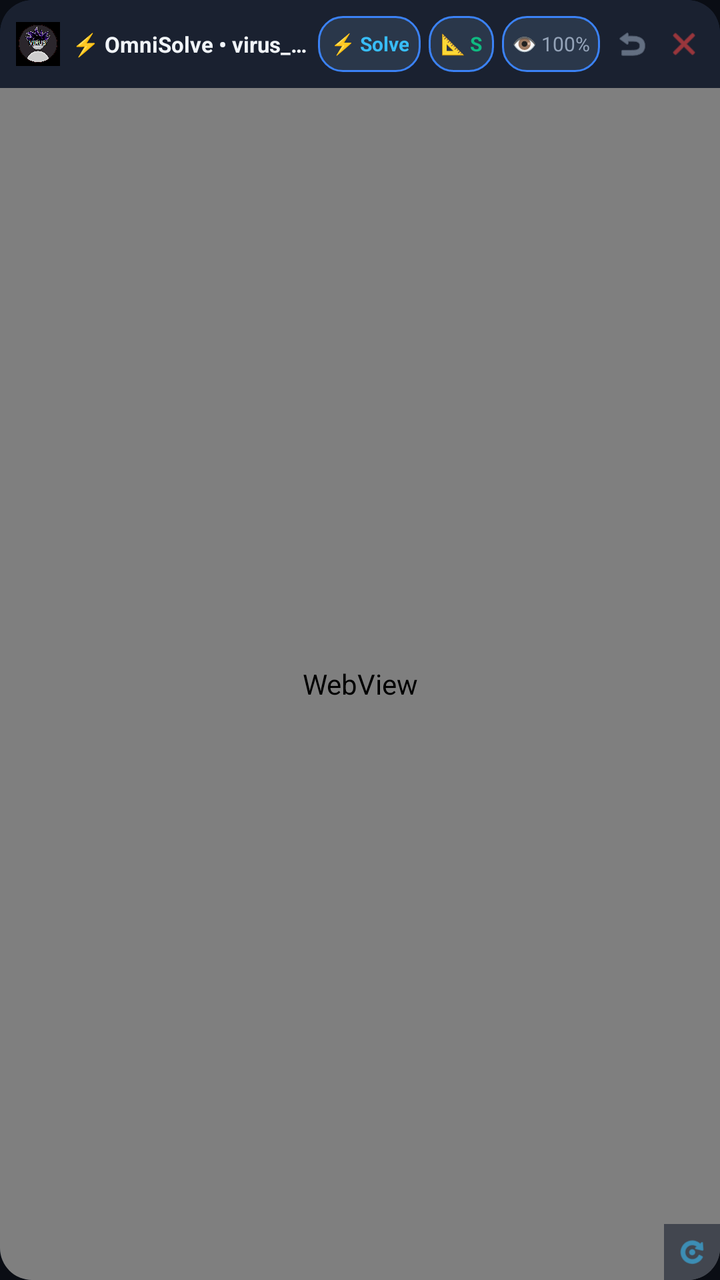
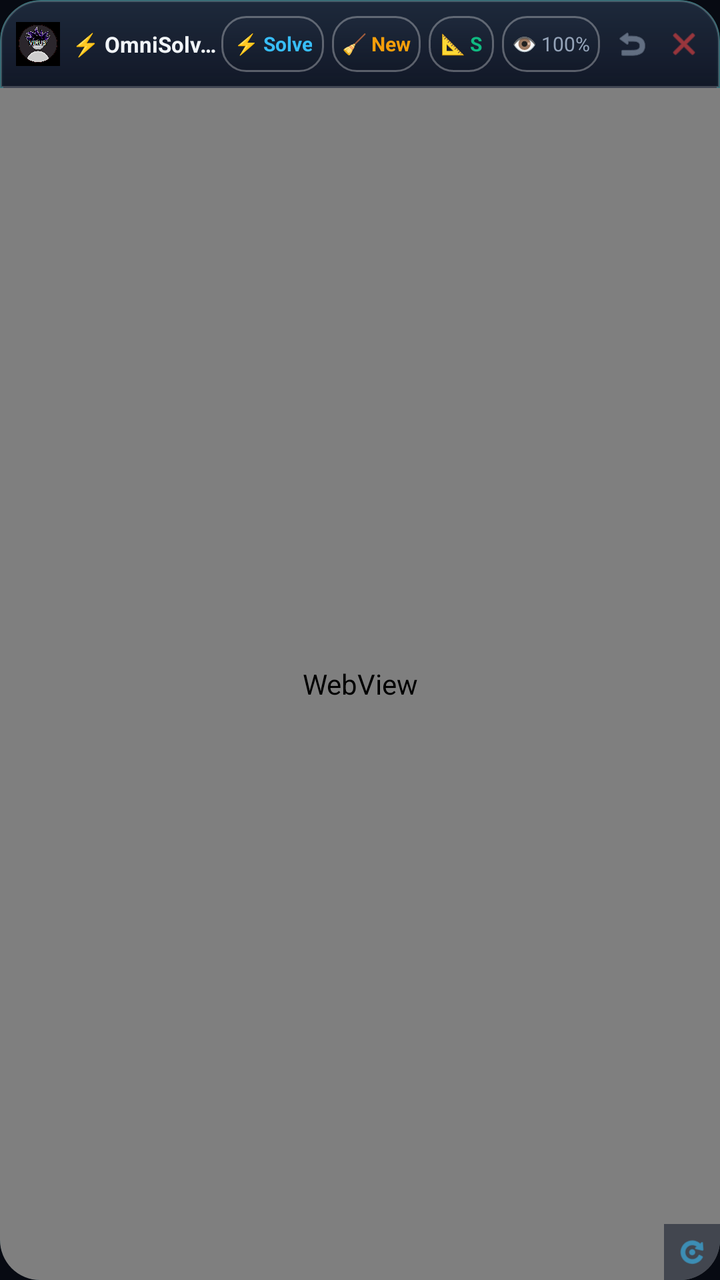

The first picture is an Android layout as it rendered before a commit; the second is the same layout after the commit. The layout source and the unified diff follow.
<!-- AndroidManifest.xml: application theme Theme.OmniSolveOverlay -->
<!-- res/layout/layout_floating_gemini_window.xml -->
<?xml version="1.0" encoding="utf-8"?>
<LinearLayout xmlns:android="http://schemas.android.com/apk/res/android"
    android:id="@+id/gemini_window_root"
    android:layout_width="match_parent"
    android:layout_height="match_parent"
    android:orientation="vertical"
    android:background="@drawable/bg_gemini_window"
    android:elevation="20dp"
    android:clipToOutline="true">

    
    <LinearLayout
        android:id="@+id/header_drag_area"
        android:layout_width="match_parent"
        android:layout_height="44dp"
        android:orientation="horizontal"
        android:gravity="center_vertical"
        android:background="@drawable/bg_gemini_header"
        android:paddingStart="8dp"
        android:paddingEnd="6dp">

        
        <ImageView
            android:layout_width="22dp"
            android:layout_height="22dp"
            android:src="@drawable/ic_virus_avatar"
            android:layout_marginEnd="6dp" />

        <TextView
            android:layout_width="0dp"
            android:layout_height="wrap_content"
            android:layout_weight="1"
            android:text="⚡ OmniSolve • virus_boss"
            android:textColor="#F1F5F9"
            android:textSize="11sp"
            android:textStyle="bold"
            android:ellipsize="end"
            android:singleLine="true" />

        
        <TextView
            android:id="@+id/btn_window_scan"
            android:layout_width="wrap_content"
            android:layout_height="28dp"
            android:background="@drawable/bg_chip_action"
            android:gravity="center"
            android:paddingStart="6dp"
            android:paddingEnd="6dp"
            android:text="⚡ Solve"
            android:textColor="#38BDF8"
            android:textSize="10sp"
            android:textStyle="bold"
            android:clickable="true"
            android:focusable="true"
            android:layout_marginEnd="4dp" />

        
        <TextView
            android:id="@+id/btn_window_size"
            android:layout_width="wrap_content"
            android:layout_height="28dp"
            android:background="@drawable/bg_chip_action"
            android:gravity="center"
            android:paddingStart="6dp"
            android:paddingEnd="6dp"
            android:text="📐 S"
            android:textColor="#10B981"
            android:textSize="10sp"
            android:textStyle="bold"
            android:clickable="true"
            android:focusable="true"
            android:layout_marginEnd="4dp" />

        
        <TextView
            android:id="@+id/btn_window_opacity"
            android:layout_width="wrap_content"
            android:layout_height="28dp"
            android:background="@drawable/bg_chip_action"
            android:gravity="center"
            android:paddingStart="5dp"
            android:paddingEnd="5dp"
            android:text="👁 100%"
            android:textColor="#94A3B8"
            android:textSize="10sp"
            android:clickable="true"
            android:focusable="true"
            android:layout_marginEnd="4dp" />

        
        <ImageView
            android:id="@+id/btn_window_minimize"
            android:layout_width="24dp"
            android:layout_height="24dp"
            android:padding="3dp"
            android:src="@android:drawable/ic_menu_revert"
            android:tint="#94A3B8"
            android:clickable="true"
            android:focusable="true"
            android:layout_marginEnd="2dp" />

        
        <ImageView
            android:id="@+id/btn_window_close"
            android:layout_width="24dp"
            android:layout_height="24dp"
            android:padding="3dp"
            android:src="@android:drawable/ic_menu_close_clear_cancel"
            android:tint="#EF4444"
            android:clickable="true"
            android:focusable="true" />

    </LinearLayout>

    
    <ProgressBar
        android:id="@+id/web_progress_bar"
        style="?android:attr/progressBarStyleHorizontal"
        android:layout_width="match_parent"
        android:layout_height="2dp"
        android:indeterminate="false"
        android:max="100"
        android:progressDrawable="@android:drawable/progress_horizontal"
        android:visibility="gone" />

    
    <RelativeLayout
        android:layout_width="match_parent"
        android:layout_height="0dp"
        android:layout_weight="1">

        <WebView
            android:id="@+id/gemini_webview"
            android:layout_width="match_parent"
            android:layout_height="match_parent" />

        
        <FrameLayout
            android:id="@+id/btn_resize_grip"
            android:layout_width="28dp"
            android:layout_height="28dp"
            android:layout_alignParentEnd="true"
            android:layout_alignParentBottom="true"
            android:background="#991A2130"
            android:clickable="true"
            android:focusable="true">

            <ImageView
                android:layout_width="16dp"
                android:layout_height="16dp"
                android:layout_gravity="center"
                android:src="@android:drawable/ic_menu_rotate"
                android:tint="#38BDF8" />
        </FrameLayout>

    </RelativeLayout>

</LinearLayout>
<!-- resources referenced by this layout -->
<resources>
  <!-- drawable bg_chip_action (drawable) -->
  <?xml version="1.0" encoding="utf-8"?>
  <shape xmlns:android="http://schemas.android.com/apk/res/android"
      android:shape="rectangle">
      <solid android:color="#2A374A" />
      <corners android:radius="12dp" />
      <stroke android:width="1dp" android:color="#3B82F6" />
  </shape>
  <!-- drawable bg_gemini_header (drawable) -->
  <?xml version="1.0" encoding="utf-8"?>
  <shape xmlns:android="http://schemas.android.com/apk/res/android"
      android:shape="rectangle">
      <solid android:color="#FF1A2130" />
      <corners
          android:topLeftRadius="16dp"
          android:topRightRadius="16dp"
          android:bottomLeftRadius="0dp"
          android:bottomRightRadius="0dp" />
  </shape>
  <!-- drawable bg_gemini_window (drawable) -->
  <?xml version="1.0" encoding="utf-8"?>
  <shape xmlns:android="http://schemas.android.com/apk/res/android"
      android:shape="rectangle">
      <solid android:color="#F0131722" />
      <corners android:radius="16dp" />
      <stroke android:width="1.5dp" android:color="#443B82F6" />
  </shape>
  <!-- drawable ic_virus_avatar: png bitmap (drawable, 311361 bytes) -->
  <style name="Theme.OmniSolveOverlay" parent="Theme.MaterialComponents.DayNight.NoActionBar">
          <item name="colorPrimary">@color/accent_cyan</item>
          <item name="colorSecondary">@color/accent_emerald</item>
          <item name="android:statusBarColor">@color/bg_dark</item>
          <item name="android:windowBackground">@color/bg_dark</item>
      </style>
  <color name="accent_cyan">#00F2FE</color>
  <color name="accent_emerald">#10B981</color>
  <color name="bg_dark">#0A0D14</color>
</resources>

<!-- the commit's change to res/layout/layout_floating_gemini_window.xml (unified diff, before → after) -->
@@ -48,6 +48,23 @@
             android:paddingEnd="6dp"
             android:text="⚡ Solve"
             android:textColor="#38BDF8"
+            android:textSize="10sp"
+            android:textStyle="bold"
+            android:clickable="true"
+            android:focusable="true"
+            android:layout_marginEnd="4dp" />
+
+        
+        <TextView
+            android:id="@+id/btn_window_new_chat"
+            android:layout_width="wrap_content"
+            android:layout_height="28dp"
+            android:background="@drawable/bg_chip_action"
+            android:gravity="center"
+            android:paddingStart="5dp"
+            android:paddingEnd="5dp"
+            android:text="🧹 New"
+            android:textColor="#F59E0B"
             android:textSize="10sp"
             android:textStyle="bold"
             android:clickable="true"
<!-- resource entries referenced after the edit -->
@@ -4,28 +4,44 @@
   <?xml version="1.0" encoding="utf-8"?>
   <shape xmlns:android="http://schemas.android.com/apk/res/android"
       android:shape="rectangle">
-      <solid android:color="#2A374A" />
+      <gradient
+          android:startColor="#CC1E293B"
+          android:endColor="#B3111827"
+          android:angle="270" />
       <corners android:radius="12dp" />
-      <stroke android:width="1dp" android:color="#3B82F6" />
+      <stroke
+          android:width="1dp"
+          android:color="#4DFFFFFF" />
   </shape>
   <!-- drawable bg_gemini_header (drawable) -->
   <?xml version="1.0" encoding="utf-8"?>
   <shape xmlns:android="http://schemas.android.com/apk/res/android"
       android:shape="rectangle">
-      <solid android:color="#FF1A2130" />
+      <gradient
+          android:startColor="#F21E293B"
+          android:endColor="#E6111827"
+          android:angle="270" />
       <corners
-          android:topLeftRadius="16dp"
-          android:topRightRadius="16dp"
+          android:topLeftRadius="20dp"
+          android:topRightRadius="20dp"
           android:bottomLeftRadius="0dp"
           android:bottomRightRadius="0dp" />
+      <stroke
+          android:width="1dp"
+          android:color="#33FFFFFF" />
   </shape>
   <!-- drawable bg_gemini_window (drawable) -->
   <?xml version="1.0" encoding="utf-8"?>
   <shape xmlns:android="http://schemas.android.com/apk/res/android"
       android:shape="rectangle">
-      <solid android:color="#F0131722" />
-      <corners android:radius="16dp" />
-      <stroke android:width="1.5dp" android:color="#443B82F6" />
+      <gradient
+          android:startColor="#F20F172A"
+          android:endColor="#E6080C16"
+          android:angle="270" />
+      <corners android:radius="20dp" />
+      <stroke
+          android:width="1.5dp"
+          android:color="#4D00F2FE" />
   </shape>
   <!-- drawable ic_virus_avatar: png bitmap (drawable, 311361 bytes) -->
   <style name="Theme.OmniSolveOverlay" parent="Theme.MaterialComponents.DayNight.NoActionBar">
@@ -36,6 +52,6 @@
       </style>
   <color name="accent_cyan">#00F2FE</color>
   <color name="accent_emerald">#10B981</color>
-  <color name="bg_dark">#0A0D14</color>
+  <color name="bg_dark">#070A12</color>
 </resources>
 
